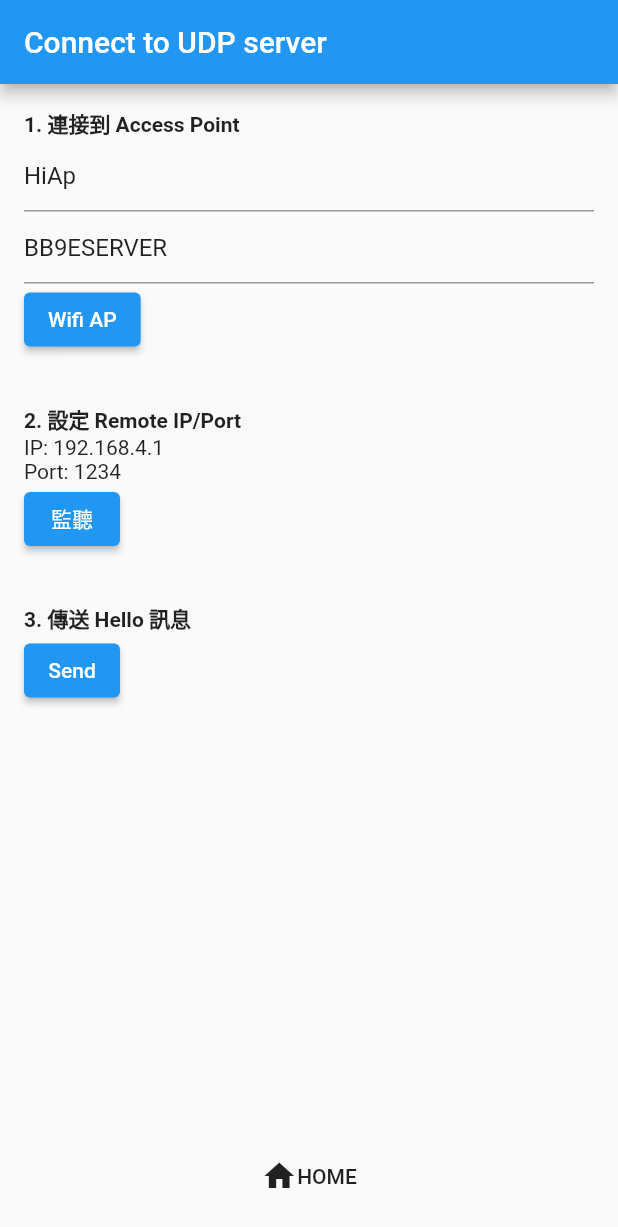
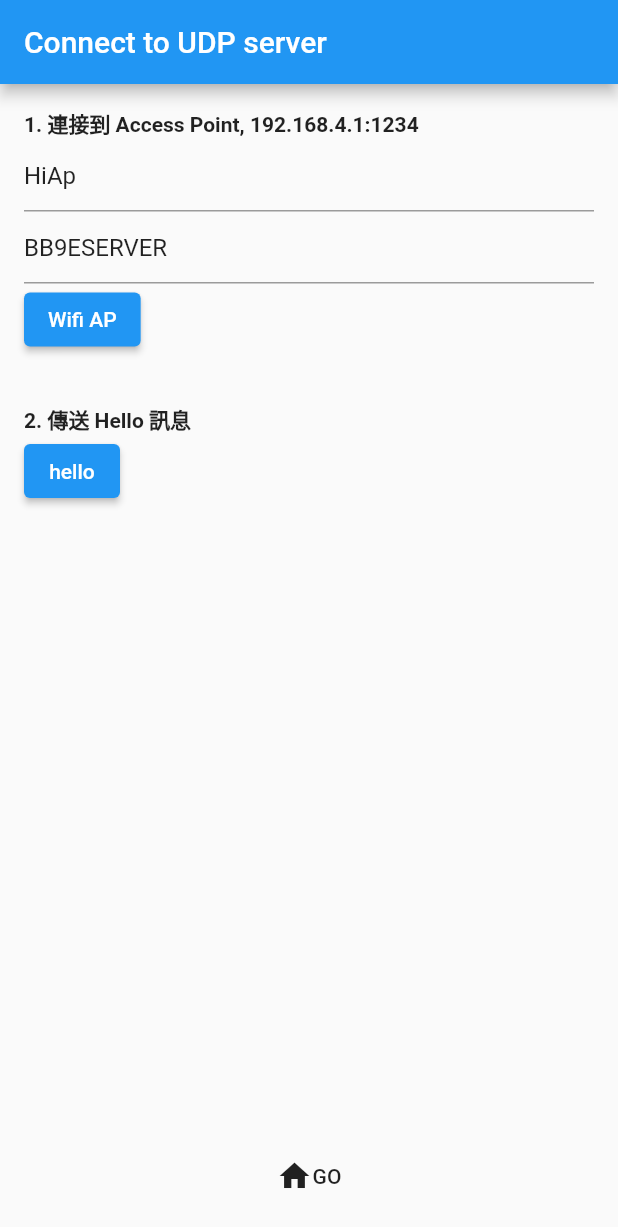
Before and after one commit to xunqun/flutter_arduino_wifi_udp, a Flutter app: the screen it shows after launch, after a tap on "Wifi AP", on a phone screen of 412 x 824 dp. Shown: the top 1227 px of the screen. Run offline on Flutter 3.47's test engine with Material 2 defaults, Android fonts, the phone set to English and light mode, and no system bars; our stand-ins replace file_picker, permission_handler, shared_preferences; missing offline and left inert: wifi_iot.

Commit message:
Updated version code

```diff
--- a/lib/screen/page_terminal.dart
+++ b/lib/screen/page_terminal.dart
@@ -37,13 +37,7 @@ class _TerminalPageState extends State<TerminalPage> {
             },
           ),
           IconButton(
-            icon: const Icon(Icons.bluetooth_connected),
-            onPressed: () {
-              udpManager.close();
-            },
-          ),
-          IconButton(
-            icon: const Icon(Icons.restore_from_trash),
+            icon: const Icon(Icons.cleaning_services),
             onPressed: () {
               logManager.clear();
             },
--- a/lib/screen/screen_connect.dart
+++ b/lib/screen/screen_connect.dart
@@ -17,12 +17,12 @@ class ConnectionScreen extends StatefulWidget {
 
 class _ConnectionScreenState extends State<ConnectionScreen> {
 
+  final TextEditingController ssidController = TextEditingController(text: 'HiAp');
+  final TextEditingController pwController = TextEditingController(text: 'BB9ESERVER');
+
   @override
   Widget build(BuildContext context) {
     var udpManager = context.watch<UdpManager>();
-    final TextEditingController ssidController = TextEditingController(text: 'HiAp');
-    final TextEditingController pwController = TextEditingController(text: 'BB9ESERVER');
-
     return Scaffold(
       appBar: AppBar(
         title: Text('Connect to UDP server'),
@@ -34,7 +34,7 @@ class _ConnectionScreenState extends State<ConnectionScreen> {
             crossAxisAlignment: CrossAxisAlignment.start,
             children: [
               Text(
-                '1. 連接到 Access Point',
+                '1. 連接到 Access Point, 192.168.4.1:1234',
                 style: TextStyle(fontWeight: FontWeight.bold),
               ),
               TextField(
@@ -47,37 +47,19 @@ class _ConnectionScreenState extends State<ConnectionScreen> {
               ),
               ElevatedButton(
                   onPressed: () {
-                    WiFiForIoTPlugin.connect(ssidController.text,
-                        password: pwController.text, joinOnce: true, security: NetworkSecurity.WPA);
+                    connect();
+
                   },
                   child: Text('Wifi AP')),
               Padding(
                 padding: const EdgeInsets.only(top: 32.0),
-                child: Text('2. 設定 Remote IP/Port', style: TextStyle(fontWeight: FontWeight.bold)),
-              ),
-              Text('IP: 192.168.4.1'),
-              Text('Port: 1234'),
-
-              ElevatedButton(
-                  onPressed: () {
-                    var addressesIListenFrom = InternetAddress.anyIPv4;
-                    int portIListenOn = 1234; //0 is random
-                    RawDatagramSocket.bind(addressesIListenFrom, portIListenOn).then((RawDatagramSocket socket) {
-                      socket.broadcastEnabled = true;
-                      udpManager.rawDatagramSocket = socket;
-                      udpManager.write(Utf8Codec().encode('Connected to client'));
-                    });
-                  },
-                  child: Text('監聽')),
-              Padding(
-                padding: const EdgeInsets.only(top: 32.0),
-                child: Text('3. 傳送 Hello 訊息', style: TextStyle(fontWeight: FontWeight.bold)),
+                child: Text('2. 傳送 Hello 訊息', style: TextStyle(fontWeight: FontWeight.bold)),
               ),
               ElevatedButton(
                   onPressed: () {
                     udpManager.write(const Utf8Codec().encode('Hello from client'));
                   },
-                  child: Text('Send')),
+                  child: Text('hello')),
               Spacer(),
               MaterialButton(
                   onPressed: () {
@@ -85,7 +67,7 @@ class _ConnectionScreenState extends State<ConnectionScreen> {
                   },
                   child: Row(
                     mainAxisAlignment: MainAxisAlignment.center,
-                    children: [Icon(Icons.home), Text('HOME')],
+                    children: [Icon(Icons.home), Text('GO')],
                   ))
             ],
           ),
@@ -93,4 +75,19 @@ class _ConnectionScreenState extends State<ConnectionScreen> {
       ),
     );
   }
+
+  void connect() async{
+    udpManager.isConnected = await WiFiForIoTPlugin.connect(ssidController.text,
+        password: pwController.text, joinOnce: true, security: NetworkSecurity.WPA);
+
+    if(udpManager.isConnected){
+      var addressesIListenFrom = InternetAddress.anyIPv4;
+      int portIListenOn = 1234; //0 is random
+      RawDatagramSocket.bind(addressesIListenFrom, portIListenOn).then((RawDatagramSocket socket) {
+        socket.broadcastEnabled = true;
+        udpManager.rawDatagramSocket = socket;
+        udpManager.write(Utf8Codec().encode('Connected to client'));
+      });
+    }
+  }
 }
--- a/pubspec.yaml
+++ b/pubspec.yaml
@@ -15,7 +15,7 @@ publish_to: 'none' # Remove this line if you wish to publish to pub.dev
 # In iOS, build-name is used as CFBundleShortVersionString while build-number used as CFBundleVersion.
 # Read more about iOS versioning at
 # https://developer.apple.com/library/archive/documentation/General/Reference/InfoPlistKeyReference/Articles/CoreFoundationKeys.html
-version: 1.0.0+1
+version: 1.1.0+2
 
 environment:
   sdk: ">=2.15.0 <3.0.0"
```
Also changed, not shown: 1 other file.
